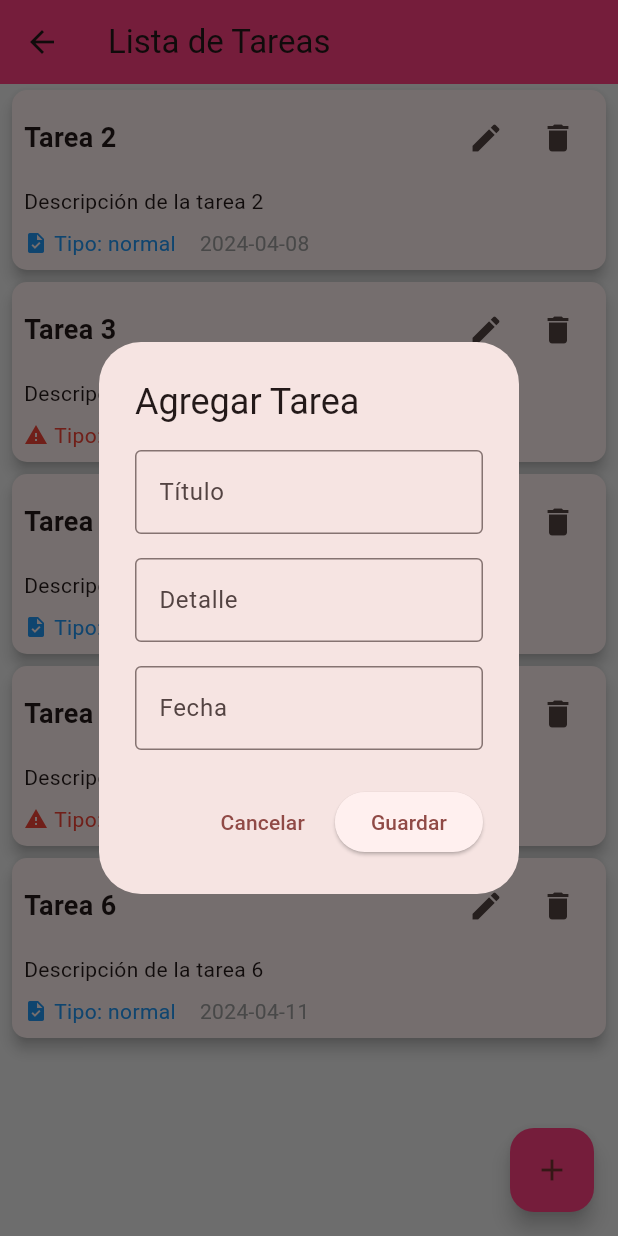
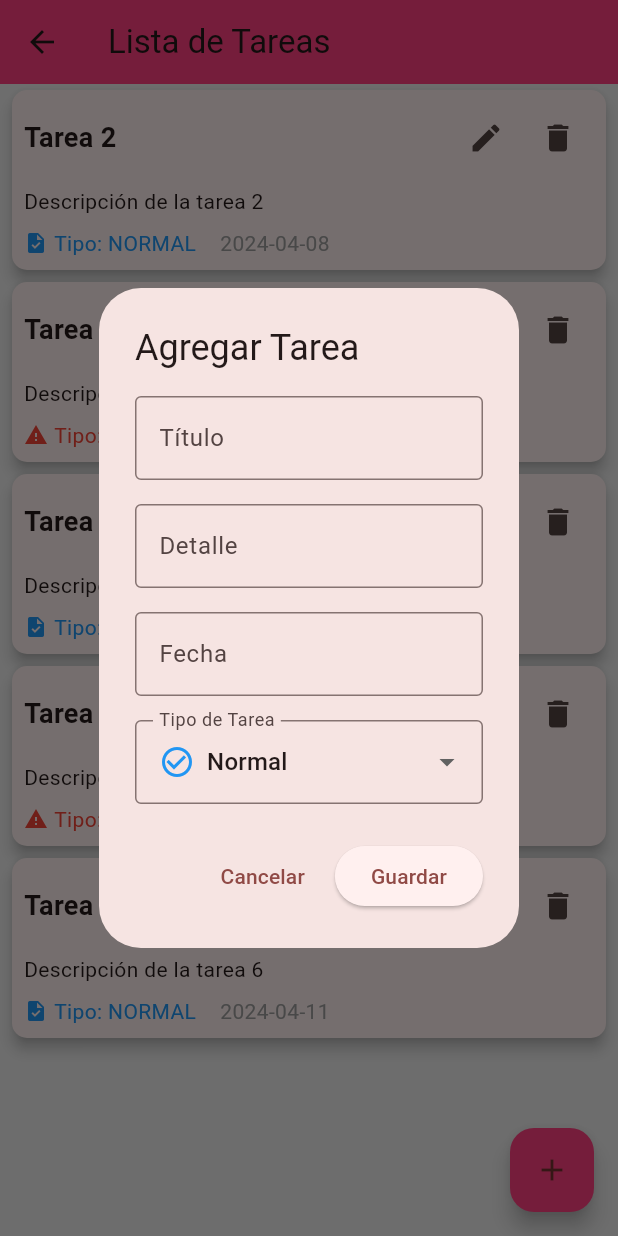
Before and after one commit to diegobenitez2005/dbenitez-flutter001, a Flutter app: the TareasScreen screen opened directly, after a tap on the "delete" icon, after a tap on the "add" icon, on a phone screen of 412 x 824 dp. Run offline on Flutter 3.47's test engine with Material 3 defaults, Android fonts, the phone set to English and light mode, and no system bars.

Commit message:
Fix(tareas): Corrige UI y manejo de errores
Corrige overflow en modal de tareas con SingleChildScrollView.
Optimiza DropdownButtonFormField para tipos de tarea.
Mejora validación de campos del formulario.
Implementa manejo de fechas más robusto.
Actualiza estilos y espaciado de elementos UI.

```diff
--- a/lib/data/repositories/task_repository.dart
+++ b/lib/data/repositories/task_repository.dart
@@ -4,37 +4,37 @@ class TaskRepository {
   static final List<Task> initialTasks = [
     Task(
       title: 'Tarea 1',
-      type: 'urgente',
+      type: 'URGENTE',
       descripcion: 'Descripción de la tarea 1',
       fecha: DateTime(2024, 4, 7),
     ),
     Task(
       title: 'Tarea 2',
-      type: 'normal',
+      type: 'NORMAL',
       descripcion: 'Descripción de la tarea 2',
       fecha: DateTime(2024, 4, 8),
     ),
     Task(
       title: 'Tarea 3',
-      type: 'urgente',
+      type: 'URGENTE',
       descripcion: 'Descripción de la tarea 3',
       fecha: DateTime(2024, 4, 9),
     ),
     Task(
       title: 'Tarea 4',
-      type: 'normal',
+      type: 'NORMAL',
       descripcion: 'Descripción de la tarea 4',
       fecha: DateTime(2024, 4, 10),
     ),
     Task(
       title: 'Tarea 5',
-      type: 'urgente',
+      type: 'URGENTE',
       descripcion: 'Descripción de la tarea 5',
       fecha: DateTime(2024, 4, 11),
     ),
     Task(
       title: 'Tarea 6',
-      type: 'normal',
+      type: 'NORMAL',
       descripcion: 'Descripción de la tarea 6',
       fecha: DateTime(2024, 4, 11),
     ),
--- a/lib/presentation/helpers/task_card_helper.dart
+++ b/lib/presentation/helpers/task_card_helper.dart
@@ -65,15 +65,15 @@ class TaskCardHelper {
               Row(
                 children: [
                   Icon(
-                    task.type == 'urgente' ? Icons.warning : Icons.task,
-                    color: task.type == 'urgente' ? Colors.red : Colors.blue,
+                    task.type == 'URGENTE' ? Icons.warning : Icons.task,
+                    color: task.type == 'URGENTE' ? Colors.red : Colors.blue,
                     size: 16,
                   ),
                   const SizedBox(width: 4),
                   Text(
                     'Tipo: ${task.type}',
                     style: TextStyle(
-                      color: task.type == 'urgente' ? Colors.red : Colors.blue,
+                      color: task.type == 'URGENTE' ? Colors.red : Colors.blue,
                     ),
                   ),
                   const SizedBox(width: 16),
--- a/lib/presentation/tareas_screen.dart
+++ b/lib/presentation/tareas_screen.dart
@@ -132,13 +132,31 @@ class _TareasScreenState extends State<TareasScreen> {
       text: task?.fecha.toLocal().toString().split(' ')[0] ?? '',
     );
     DateTime? fechaSeleccionada = task?.fecha;
+    final TextEditingController tipoController = TextEditingController(
+      text: task?.type ?? '',
+    );
+    void _seleccionarFecha() async {
+      DateTime? nuevaFecha = await showDatePicker(
+        context: context,
+        initialDate: fechaSeleccionada ?? DateTime.now(),
+        firstDate: DateTime(2000),
+        lastDate: DateTime(2100),
+      );
+      if (nuevaFecha != null) {
+        setState(() {
+          fechaSeleccionada = nuevaFecha;
+          fechaController.text = nuevaFecha.toLocal().toString().split(' ')[0];
+        });
+      }
+    }
 
     showDialog(
       context: context,
       builder: (BuildContext context) {
         return AlertDialog(
           title: Text(index == null ? 'Agregar Tarea' : 'Editar Tarea'),
-          content: Column(
+          content: SingleChildScrollView(
+            child: Column(
               mainAxisSize: MainAxisSize.min,
               children: [
                 TextField(
@@ -165,25 +183,55 @@ class _TareasScreenState extends State<TareasScreen> {
                     border: OutlineInputBorder(),
                     hintText: 'Seleccionar Fecha',
                   ),
-                onTap: () async {
-                  DateTime? nuevaFecha = await showDatePicker(
-                    context: context,
-                    initialDate: fechaSeleccionada ?? DateTime.now(),
-                    firstDate: DateTime(2000),
-                    lastDate: DateTime(2100),
-                  );
-                  if (nuevaFecha != null) {
+                  onTap: () => _seleccionarFecha(),
+                ),
+                const SizedBox(height: 16),
+                DropdownButtonFormField<String>(
+                  value:
+                      tipoController.text.isEmpty ||
+                              tipoController.text.toLowerCase() == 'normal'
+                          ? 'normal'
+                          : 'urgente',
+
+                  decoration: const InputDecoration(
+                    labelText: 'Tipo de Tarea',
+                    border: OutlineInputBorder(),
+                  ),
+                  items: const [
+                    DropdownMenuItem<String>(
+                      value: 'normal',
+                      child: Row(
+                        children: [
+                          Icon(Icons.check_circle_outline, color: Colors.blue),
+                          SizedBox(width: 8),
+                          Text('Normal'),
+                        ],
+                      ),
+                    ),
+                    DropdownMenuItem<String>(
+                      value: 'urgente',
+                      child: Row(
+                        children: [
+                          Icon(Icons.warning, color: Colors.red),
+                          SizedBox(width: 8),
+                          Text('Urgente'),
+                        ],
+                      ),
+                    ),
+                  ],
+                  onChanged: (String? newValue) {
+                    if (newValue != null) {
                       setState(() {
-                      fechaSeleccionada = nuevaFecha;
-                      fechaController.text =
-                          nuevaFecha.toLocal().toString().split(' ')[0];
+                        tipoController.text = newValue;
                       });
                     }
                   },
                 ),
               ],
             ),
+          ),
           actions: [
+            SizedBox(height: 20.0),
             TextButton(
               onPressed: () {
                 Navigator.pop(context); // Cierra el modal sin guardar
@@ -195,6 +243,7 @@ class _TareasScreenState extends State<TareasScreen> {
                 final titulo = tituloController.text.trim();
                 final detalle = detalleController.text.trim();
                 final fecha = fechaController.text.trim();
+                final tipo = tipoController.text.toUpperCase().trim();
 
                 if (titulo.isEmpty || detalle.isEmpty || fecha.isEmpty) {
                   ScaffoldMessenger.of(context).showSnackBar(
@@ -207,7 +256,7 @@ class _TareasScreenState extends State<TareasScreen> {
 
                 final tarea = Task(
                   title: titulo,
-                  type: detalle,
+                  type: tipo,
                   fecha: fechaSeleccionada!,
                   descripcion: detalle,
                 );
```
Lines whose indentation alone changed are shown as unchanged.
